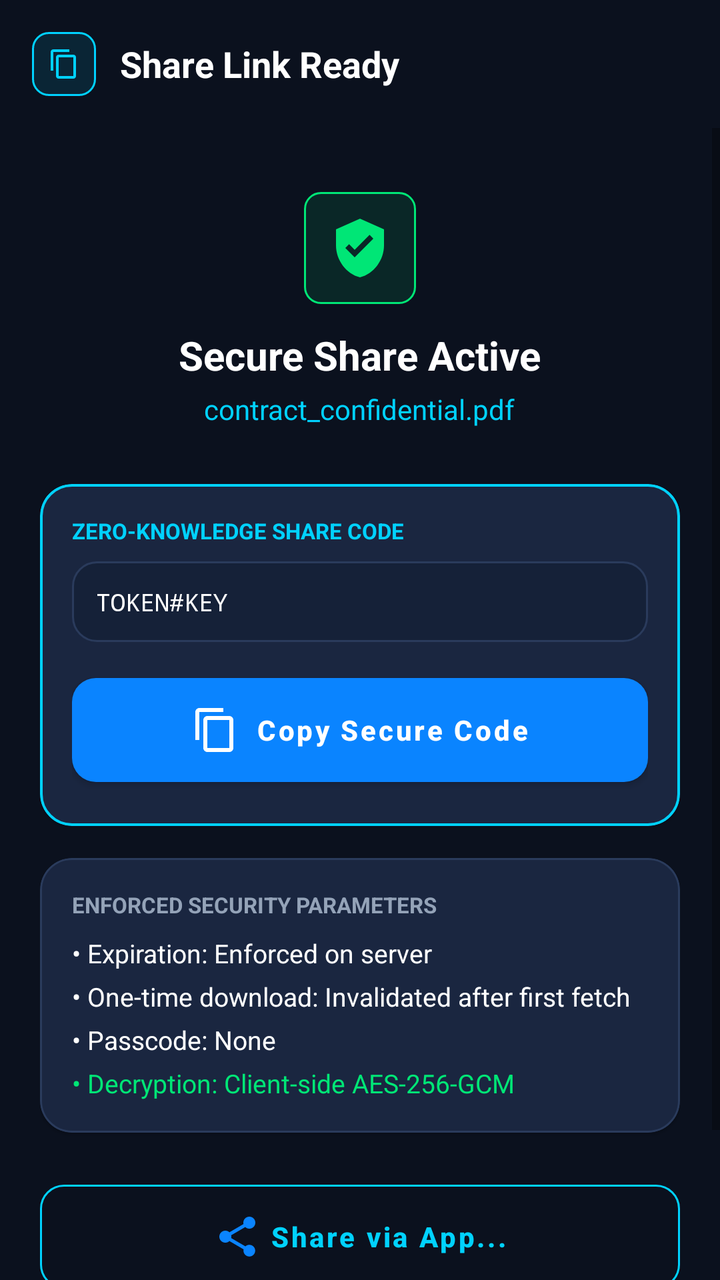
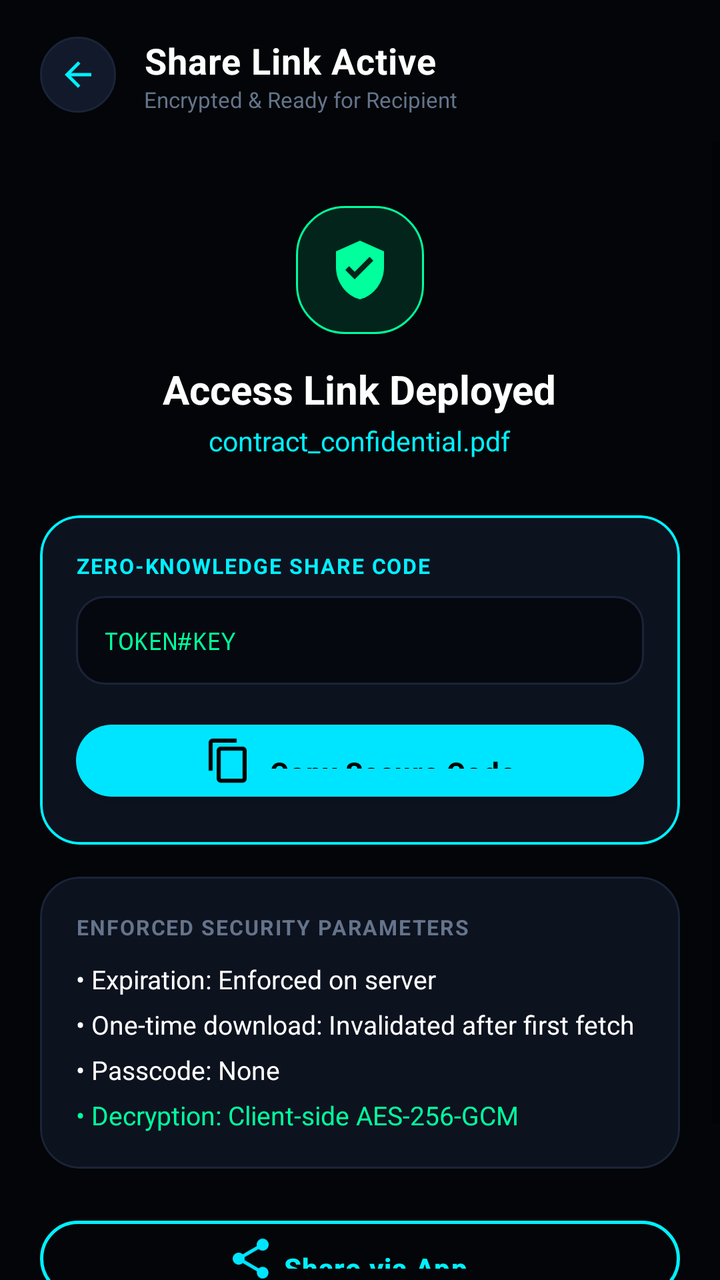

Before-and-after screenshots of an Android layout around one commit, followed by the original layout XML and the change that was made.
<!-- AndroidManifest.xml: application theme Theme.SecureDrop -->
<!-- res/layout/activity_share_created.xml -->
<?xml version="1.0" encoding="utf-8"?>
<LinearLayout xmlns:android="http://schemas.android.com/apk/res/android"
    xmlns:app="http://schemas.android.com/apk/res-auto"
    android:layout_width="match_parent"
    android:layout_height="match_parent"
    android:background="@color/bg_dark"
    android:orientation="vertical">

    <LinearLayout
        android:layout_width="match_parent"
        android:layout_height="wrap_content"
        android:gravity="center_vertical"
        android:orientation="horizontal"
        android:padding="16dp">

        <ImageView
            android:id="@+id/btnBack"
            android:layout_width="32dp"
            android:layout_height="32dp"
            android:background="@drawable/bg_badge_blue"
            android:padding="8dp"
            android:src="@drawable/ic_copy"
            app:tint="@color/brand_accent" />

        <TextView
            android:layout_width="0dp"
            android:layout_height="wrap_content"
            android:layout_marginStart="12dp"
            android:layout_weight="1"
            android:text="Share Link Ready"
            android:textColor="@color/text_primary"
            android:textSize="18sp"
            android:textStyle="bold" />
    </LinearLayout>

    <ScrollView
        android:layout_width="match_parent"
        android:layout_height="0dp"
        android:layout_weight="1"
        android:fillViewport="true">

        <LinearLayout
            android:layout_width="match_parent"
            android:layout_height="wrap_content"
            android:orientation="vertical"
            android:padding="20dp">

            
            <LinearLayout
                android:layout_width="match_parent"
                android:layout_height="wrap_content"
                android:gravity="center"
                android:orientation="vertical"
                android:paddingTop="12dp"
                android:paddingBottom="16dp">

                <ImageView
                    android:layout_width="56dp"
                    android:layout_height="56dp"
                    android:background="@drawable/bg_badge_green"
                    android:padding="12dp"
                    android:src="@drawable/ic_shield_check"
                    app:tint="@color/security_green" />

                <TextView
                    android:layout_width="wrap_content"
                    android:layout_height="wrap_content"
                    android:layout_marginTop="12dp"
                    android:text="Secure Share Active"
                    android:textColor="@color/text_primary"
                    android:textSize="20sp"
                    android:textStyle="bold" />

                <TextView
                    android:id="@+id/tvCreatedFileName"
                    android:layout_width="wrap_content"
                    android:layout_height="wrap_content"
                    android:layout_marginTop="4dp"
                    android:text="contract_confidential.pdf"
                    android:textColor="@color/brand_accent"
                    android:textSize="14sp" />
            </LinearLayout>

            
            <com.google.android.material.card.MaterialCardView
                android:layout_width="match_parent"
                android:layout_height="wrap_content"
                android:layout_marginTop="12dp"
                app:cardBackgroundColor="@color/bg_surface_card"
                app:cardCornerRadius="16dp"
                app:strokeColor="@color/border_active"
                app:strokeWidth="1.2dp">

                <LinearLayout
                    android:layout_width="match_parent"
                    android:layout_height="wrap_content"
                    android:orientation="vertical"
                    android:padding="16dp">

                    <TextView
                        android:layout_width="wrap_content"
                        android:layout_height="wrap_content"
                        android:text="ZERO-KNOWLEDGE SHARE CODE"
                        android:textColor="@color/brand_accent"
                        android:textSize="11sp"
                        android:textStyle="bold" />

                    <TextView
                        android:id="@+id/tvCompositeCode"
                        android:layout_width="match_parent"
                        android:layout_height="wrap_content"
                        android:layout_marginTop="8dp"
                        android:background="@drawable/bg_input_field"
                        android:fontFamily="monospace"
                        android:padding="12dp"
                        android:text="TOKEN#KEY"
                        android:textColor="@color/text_primary"
                        android:textSize="12sp" />

                    <com.google.android.material.button.MaterialButton
                        android:id="@+id/btnCopyCode"
                        style="@style/SecureDropButton"
                        android:layout_width="match_parent"
                        android:layout_height="wrap_content"
                        android:layout_marginTop="12dp"
                        android:text="Copy Secure Code"
                        app:icon="@drawable/ic_copy"
                        app:iconGravity="textStart" />
                </LinearLayout>
            </com.google.android.material.card.MaterialCardView>

            
            <com.google.android.material.card.MaterialCardView
                android:layout_width="match_parent"
                android:layout_height="wrap_content"
                android:layout_marginTop="16dp"
                app:cardBackgroundColor="@color/bg_surface_card"
                app:cardCornerRadius="16dp"
                app:strokeColor="@color/border_subtle"
                app:strokeWidth="1dp">

                <LinearLayout
                    android:layout_width="match_parent"
                    android:layout_height="wrap_content"
                    android:orientation="vertical"
                    android:padding="16dp">

                    <TextView
                        android:layout_width="wrap_content"
                        android:layout_height="wrap_content"
                        android:text="ENFORCED SECURITY PARAMETERS"
                        android:textColor="@color/text_secondary"
                        android:textSize="11sp"
                        android:textStyle="bold" />

                    <TextView
                        android:id="@+id/tvParamExpiration"
                        android:layout_width="wrap_content"
                        android:layout_height="wrap_content"
                        android:layout_marginTop="8dp"
                        android:text="• Expiration: Enforced on server"
                        android:textColor="@color/text_primary"
                        android:textSize="13sp" />

                    <TextView
                        android:id="@+id/tvParamOneTime"
                        android:layout_width="wrap_content"
                        android:layout_height="wrap_content"
                        android:layout_marginTop="4dp"
                        android:text="• One-time download: Invalidated after first fetch"
                        android:textColor="@color/text_primary"
                        android:textSize="13sp" />

                    <TextView
                        android:id="@+id/tvParamPasscode"
                        android:layout_width="wrap_content"
                        android:layout_height="wrap_content"
                        android:layout_marginTop="4dp"
                        android:text="• Passcode: None"
                        android:textColor="@color/text_primary"
                        android:textSize="13sp" />

                    <TextView
                        android:layout_width="wrap_content"
                        android:layout_height="wrap_content"
                        android:layout_marginTop="4dp"
                        android:text="• Decryption: Client-side AES-256-GCM"
                        android:textColor="@color/security_green"
                        android:textSize="13sp" />
                </LinearLayout>
            </com.google.android.material.card.MaterialCardView>

            <View
                android:layout_width="match_parent"
                android:layout_height="0dp"
                android:layout_weight="1" />

            <com.google.android.material.button.MaterialButton
                android:id="@+id/btnShareIntent"
                style="@style/SecureDropButton.Outline"
                android:layout_width="match_parent"
                android:layout_height="wrap_content"
                android:layout_marginTop="20dp"
                android:text="Share via App..."
                app:icon="@drawable/ic_share"
                app:iconGravity="textStart" />

            <com.google.android.material.button.MaterialButton
                android:id="@+id/btnReturnDashboard"
                style="@style/Widget.MaterialComponents.Button.TextButton"
                android:layout_width="match_parent"
                android:layout_height="wrap_content"
                android:layout_marginTop="8dp"
                android:text="Return to Dashboard"
                android:textColor="@color/text_secondary" />
        </LinearLayout>
    </ScrollView>
</LinearLayout>
<!-- resources referenced by this layout -->
<resources>
  <color name="bg_dark">#0B111E</color>
  <color name="bg_surface_card">#1A2640</color>
  <color name="border_active">#00D2FF</color>
  <color name="border_subtle">#2A3B5C</color>
  <color name="brand_accent">#00D2FF</color>
  <color name="security_green">#00E676</color>
  <!-- drawable bg_badge_blue (drawable) -->
  <?xml version="1.0" encoding="utf-8"?>
  <shape xmlns:android="http://schemas.android.com/apk/res/android"
      android:shape="rectangle">
      <solid android:color="@color/security_blue_bg" />
      <corners android:radius="8dp" />
      <stroke
          android:width="1dp"
          android:color="@color/security_blue" />
  </shape>
  <!-- drawable bg_badge_green (drawable) -->
  <?xml version="1.0" encoding="utf-8"?>
  <shape xmlns:android="http://schemas.android.com/apk/res/android"
      android:shape="rectangle">
      <solid android:color="@color/security_green_bg" />
      <corners android:radius="8dp" />
      <stroke
          android:width="1dp"
          android:color="@color/security_green" />
  </shape>
  <!-- drawable bg_input_field (drawable) -->
  <?xml version="1.0" encoding="utf-8"?>
  <shape xmlns:android="http://schemas.android.com/apk/res/android"
      android:shape="rectangle">
      <solid android:color="@color/bg_input" />
      <corners android:radius="12dp" />
      <stroke
          android:width="1dp"
          android:color="@color/border_subtle" />
  </shape>
  <style name="SecureDropButton" parent="Widget.MaterialComponents.Button">
          <item name="cornerRadius">12dp</item>
          <item name="android:textAllCaps">false</item>
          <item name="android:textStyle">bold</item>
          <item name="android:paddingTop">14dp</item>
          <item name="android:paddingBottom">14dp</item>
          <item name="backgroundTint">@color/brand_primary</item>
      </style>
  <style name="SecureDropButton.Outline" parent="Widget.MaterialComponents.Button.OutlinedButton">
          <item name="cornerRadius">12dp</item>
          <item name="android:textAllCaps">false</item>
          <item name="android:textStyle">bold</item>
          <item name="android:paddingTop">14dp</item>
          <item name="android:paddingBottom">14dp</item>
          <item name="strokeColor">@color/brand_accent</item>
          <item name="android:textColor">@color/brand_accent</item>
      </style>
  <style name="Theme.SecureDrop" parent="Theme.MaterialComponents.DayNight.NoActionBar">
          
          <item name="colorPrimary">@color/brand_primary</item>
          <item name="colorPrimaryVariant">@color/brand_primary_variant</item>
          <item name="colorOnPrimary">@color/white</item>
          
          <item name="colorSecondary">@color/brand_accent</item>
          <item name="colorSecondaryVariant">@color/brand_accent</item>
          <item name="colorOnSecondary">@color/bg_dark</item>
          
          <item name="android:statusBarColor">@color/bg_dark</item>
          <item name="android:navigationBarColor">@color/bg_dark</item>
          <item name="android:windowBackground">@color/bg_dark</item>
          <item name="android:windowLightStatusBar">false</item>
      </style>
  <color name="security_blue_bg">#1A00D2FF</color>
  <color name="security_blue">#00D2FF</color>
  <color name="security_green_bg">#1A00E676</color>
  <color name="bg_input">#152138</color>
  <color name="brand_primary">#0A84FF</color>
  <color name="brand_primary_variant">#0066CC</color>
  <!-- unchanged entries left out for length: 6 -->
</resources>

<!-- the commit's change to res/layout/activity_share_created.xml (unified diff, before → after) -->
@@ -6,38 +6,57 @@
     android:background="@color/bg_dark"
     android:orientation="vertical">
 
+    
     <LinearLayout
         android:layout_width="match_parent"
         android:layout_height="wrap_content"
         android:gravity="center_vertical"
         android:orientation="horizontal"
-        android:padding="16dp">
+        android:paddingStart="20dp"
+        android:paddingTop="18dp"
+        android:paddingEnd="20dp"
+        android:paddingBottom="14dp">
 
         <ImageView
             android:id="@+id/btnBack"
-            android:layout_width="32dp"
-            android:layout_height="32dp"
-            android:background="@drawable/bg_badge_blue"
-            android:padding="8dp"
-            android:src="@drawable/ic_copy"
+            android:layout_width="38dp"
+            android:layout_height="38dp"
+            android:background="@drawable/bg_circle_icon_button"
+            android:padding="9dp"
+            android:src="@drawable/ic_arrow_back"
             app:tint="@color/brand_accent" />
 
-        <TextView
+        <LinearLayout
             android:layout_width="0dp"
             android:layout_height="wrap_content"
-            android:layout_marginStart="12dp"
+            android:layout_marginStart="14dp"
             android:layout_weight="1"
-            android:text="Share Link Ready"
-            android:textColor="@color/text_primary"
-            android:textSize="18sp"
-            android:textStyle="bold" />
+            android:orientation="vertical">
+
+            <TextView
+                android:layout_width="wrap_content"
+                android:layout_height="wrap_content"
+                android:letterSpacing="0.02"
+                android:text="Share Link Active"
+                android:textColor="@color/text_primary"
+                android:textSize="18sp"
+                android:textStyle="bold" />
+
+            <TextView
+                android:layout_width="wrap_content"
+                android:layout_height="wrap_content"
+                android:text="Encrypted &amp; Ready for Recipient"
+                android:textColor="@color/text_muted"
+                android:textSize="11sp" />
+        </LinearLayout>
     </LinearLayout>
 
     <ScrollView
         android:layout_width="match_parent"
         android:layout_height="0dp"
         android:layout_weight="1"
-        android:fillViewport="true">
+        android:fillViewport="true"
+        android:overScrollMode="never">
 
         <LinearLayout
             android:layout_width="match_parent"
@@ -55,18 +74,18 @@
                 android:paddingBottom="16dp">
 
                 <ImageView
-                    android:layout_width="56dp"
-                    android:layout_height="56dp"
+                    android:layout_width="64dp"
+                    android:layout_height="64dp"
                     android:background="@drawable/bg_badge_green"
-                    android:padding="12dp"
+                    android:padding="16dp"
                     android:src="@drawable/ic_shield_check"
                     app:tint="@color/security_green" />
 
                 <TextView
                     android:layout_width="wrap_content"
                     android:layout_height="wrap_content"
-                    android:layout_marginTop="12dp"
-                    android:text="Secure Share Active"
+                    android:layout_marginTop="14dp"
+                    android:text="Access Link Deployed"
                     android:textColor="@color/text_primary"
                     android:textSize="20sp"
                     android:textStyle="bold" />
@@ -75,10 +94,10 @@
                     android:id="@+id/tvCreatedFileName"
                     android:layout_width="wrap_content"
                     android:layout_height="wrap_content"
-                    android:layout_marginTop="4dp"
+                    android:layout_marginTop="3dp"
                     android:text="contract_confidential.pdf"
                     android:textColor="@color/brand_accent"
-                    android:textSize="14sp" />
+                    android:textSize="13.5sp" />
             </LinearLayout>
 
             
@@ -87,7 +106,8 @@
                 android:layout_height="wrap_content"
                 android:layout_marginTop="12dp"
                 app:cardBackgroundColor="@color/bg_surface_card"
-                app:cardCornerRadius="16dp"
+                app:cardCornerRadius="20dp"
+                app:cardElevation="0dp"
                 app:strokeColor="@color/border_active"
                 app:strokeWidth="1.2dp">
 
@@ -95,14 +115,15 @@
                     android:layout_width="match_parent"
                     android:layout_height="wrap_content"
                     android:orientation="vertical"
-                    android:padding="16dp">
-
-                    <TextView
-                        android:layout_width="wrap_content"
-                        android:layout_height="wrap_content"
+                    android:padding="18dp">
+
+                    <TextView
+                        android:layout_width="wrap_content"
+                        android:layout_height="wrap_content"
+                        android:letterSpacing="0.06"
                         android:text="ZERO-KNOWLEDGE SHARE CODE"
                         android:textColor="@color/brand_accent"
-                        android:textSize="11sp"
+                        android:textSize="10.5sp"
                         android:textStyle="bold" />
 
                     <TextView
@@ -112,20 +133,23 @@
                         android:layout_marginTop="8dp"
                         android:background="@drawable/bg_input_field"
                         android:fontFamily="monospace"
-                        android:padding="12dp"
+                        android:lineSpacingExtra="3dp"
+                        android:padding="14dp"
                         android:text="TOKEN#KEY"
-                        android:textColor="@color/text_primary"
+                        android:textColor="@color/security_green"
                         android:textSize="12sp" />
 
                     <com.google.android.material.button.MaterialButton
                         android:id="@+id/btnCopyCode"
                         style="@style/SecureDropButton"
                         android:layout_width="match_parent"
-                        android:layout_height="wrap_content"
-                        android:layout_marginTop="12dp"
+                        android:layout_height="48dp"
+                        android:layout_marginTop="14dp"
                         android:text="Copy Secure Code"
+                        android:textColor="@color/black"
                         app:icon="@drawable/ic_copy"
-                        app:iconGravity="textStart" />
+                        app:iconGravity="textStart"
+                        app:iconTint="@color/black" />
                 </LinearLayout>
             </com.google.android.material.card.MaterialCardView>
 
@@ -135,7 +159,8 @@
                 android:layout_height="wrap_content"
                 android:layout_marginTop="16dp"
                 app:cardBackgroundColor="@color/bg_surface_card"
-                app:cardCornerRadius="16dp"
+                app:cardCornerRadius="20dp"
+                app:cardElevation="0dp"
                 app:strokeColor="@color/border_subtle"
                 app:strokeWidth="1dp">
 
@@ -143,21 +168,22 @@
                     android:layout_width="match_parent"
                     android:layout_height="wrap_content"
                     android:orientation="vertical"
-                    android:padding="16dp">
-
-                    <TextView
-                        android:layout_width="wrap_content"
-                        android:layout_height="wrap_content"
+                    android:padding="18dp">
+
+                    <TextView
+                        android:layout_width="wrap_content"
+                        android:layout_height="wrap_content"
+                        android:letterSpacing="0.06"
                         android:text="ENFORCED SECURITY PARAMETERS"
-                        android:textColor="@color/text_secondary"
-                        android:textSize="11sp"
+                        android:textColor="@color/text_muted"
+                        android:textSize="10.5sp"
                         android:textStyle="bold" />
 
                     <TextView
                         android:id="@+id/tvParamExpiration"
                         android:layout_width="wrap_content"
                         android:layout_height="wrap_content"
-                        android:layout_marginTop="8dp"
+                        android:layout_marginTop="10dp"
                         android:text="• Expiration: Enforced on server"
                         android:textColor="@color/text_primary"
                         android:textSize="13sp" />
@@ -166,7 +192,7 @@
                         android:id="@+id/tvParamOneTime"
                         android:layout_width="wrap_content"
                         android:layout_height="wrap_content"
-                        android:layout_marginTop="4dp"
+                        android:layout_marginTop="5dp"
                         android:text="• One-time download: Invalidated after first fetch"
                         android:textColor="@color/text_primary"
                         android:textSize="13sp" />
@@ -175,7 +201,7 @@
                         android:id="@+id/tvParamPasscode"
                         android:layout_width="wrap_content"
                         android:layout_height="wrap_content"
-                        android:layout_marginTop="4dp"
+                        android:layout_marginTop="5dp"
                         android:text="• Passcode: None"
                         android:textColor="@color/text_primary"
                         android:textSize="13sp" />
@@ -183,7 +209,7 @@
                     <TextView
                         android:layout_width="wrap_content"
                         android:layout_height="wrap_content"
-                        android:layout_marginTop="4dp"
+                        android:layout_marginTop="5dp"
                         android:text="• Decryption: Client-side AES-256-GCM"
                         android:textColor="@color/security_green"
                         android:textSize="13sp" />
@@ -199,7 +225,7 @@
                 android:id="@+id/btnShareIntent"
                 style="@style/SecureDropButton.Outline"
                 android:layout_width="match_parent"
-                android:layout_height="wrap_content"
+                android:layout_height="50dp"
                 android:layout_marginTop="20dp"
                 android:text="Share via App..."
                 app:icon="@drawable/ic_share"
@@ -209,10 +235,11 @@
                 android:id="@+id/btnReturnDashboard"
                 style="@style/Widget.MaterialComponents.Button.TextButton"
                 android:layout_width="match_parent"
-                android:layout_height="wrap_content"
+                android:layout_height="48dp"
                 android:layout_marginTop="8dp"
                 android:text="Return to Dashboard"
-                android:textColor="@color/text_secondary" />
+                android:textColor="@color/text_secondary"
+                android:textSize="13sp" />
         </LinearLayout>
     </ScrollView>
 </LinearLayout>
<!-- resource entries referenced after the edit -->
@@ -1,79 +1,99 @@
 <!-- resources referenced by this layout -->
 <resources>
-  <color name="bg_dark">#0B111E</color>
-  <color name="bg_surface_card">#1A2640</color>
-  <color name="border_active">#00D2FF</color>
-  <color name="border_subtle">#2A3B5C</color>
-  <color name="brand_accent">#00D2FF</color>
-  <color name="security_green">#00E676</color>
-  <!-- drawable bg_badge_blue (drawable) -->
-  <?xml version="1.0" encoding="utf-8"?>
-  <shape xmlns:android="http://schemas.android.com/apk/res/android"
-      android:shape="rectangle">
-      <solid android:color="@color/security_blue_bg" />
-      <corners android:radius="8dp" />
-      <stroke
-          android:width="1dp"
-          android:color="@color/security_blue" />
-  </shape>
+  <color name="bg_dark">#030508</color>
+  <color name="bg_surface_card">#0D121F</color>
+  <color name="black">#000000</color>
+  <color name="border_active">#00F0FF</color>
+  <color name="border_subtle">#1A2438</color>
+  <color name="brand_accent">#00F0FF</color>
+  <color name="security_green">#00FF9D</color>
+  <color name="text_muted">#64748B</color>
   <!-- drawable bg_badge_green (drawable) -->
   <?xml version="1.0" encoding="utf-8"?>
   <shape xmlns:android="http://schemas.android.com/apk/res/android"
       android:shape="rectangle">
       <solid android:color="@color/security_green_bg" />
-      <corners android:radius="8dp" />
+      <corners android:radius="24dp" />
       <stroke
           android:width="1dp"
           android:color="@color/security_green" />
   </shape>
+  <!-- drawable bg_circle_icon_button (drawable) -->
+  <?xml version="1.0" encoding="utf-8"?>
+  <ripple xmlns:android="http://schemas.android.com/apk/res/android"
+      android:color="@color/brand_accent_glow">
+      <item>
+          <shape android:shape="oval">
+              <solid android:color="@color/bg_surface_elevated" />
+              <stroke
+                  android:width="1dp"
+                  android:color="@color/border_subtle" />
+          </shape>
+      </item>
+  </ripple>
   <!-- drawable bg_input_field (drawable) -->
   <?xml version="1.0" encoding="utf-8"?>
   <shape xmlns:android="http://schemas.android.com/apk/res/android"
       android:shape="rectangle">
       <solid android:color="@color/bg_input" />
-      <corners android:radius="12dp" />
+      <corners android:radius="14dp" />
       <stroke
           android:width="1dp"
           android:color="@color/border_subtle" />
   </shape>
+  <!-- drawable ic_arrow_back (drawable) -->
+  <?xml version="1.0" encoding="utf-8"?>
+  <vector xmlns:android="http://schemas.android.com/apk/res/android"
+      android:width="24dp"
+      android:height="24dp"
+      android:viewportWidth="24"
+      android:viewportHeight="24">
+      <path
+          android:fillColor="#FFFFFFFF"
+          android:pathData="M20,11H7.83l5.59,-5.59L12,4l-8,8 8,8 1.41,-1.41L7.83,13H20v-2z"/>
+  </vector>
   <style name="SecureDropButton" parent="Widget.MaterialComponents.Button">
-          <item name="cornerRadius">12dp</item>
+          <item name="cornerRadius">24dp</item>
           <item name="android:textAllCaps">false</item>
           <item name="android:textStyle">bold</item>
           <item name="android:paddingTop">14dp</item>
           <item name="android:paddingBottom">14dp</item>
           <item name="backgroundTint">@color/brand_primary</item>
+          <item name="android:textColor">@color/black</item>
+          <item name="android:letterSpacing">0.03</item>
       </style>
   <style name="SecureDropButton.Outline" parent="Widget.MaterialComponents.Button.OutlinedButton">
-          <item name="cornerRadius">12dp</item>
+          <item name="cornerRadius">24dp</item>
           <item name="android:textAllCaps">false</item>
           <item name="android:textStyle">bold</item>
           <item name="android:paddingTop">14dp</item>
           <item name="android:paddingBottom">14dp</item>
           <item name="strokeColor">@color/brand_accent</item>
+          <item name="strokeWidth">1.5dp</item>
           <item name="android:textColor">@color/brand_accent</item>
+          <item name="android:letterSpacing">0.03</item>
       </style>
   <style name="Theme.SecureDrop" parent="Theme.MaterialComponents.DayNight.NoActionBar">
           
           <item name="colorPrimary">@color/brand_primary</item>
           <item name="colorPrimaryVariant">@color/brand_primary_variant</item>
-          <item name="colorOnPrimary">@color/white</item>
+          <item name="colorOnPrimary">@color/black</item>
           
           <item name="colorSecondary">@color/brand_accent</item>
           <item name="colorSecondaryVariant">@color/brand_accent</item>
-          <item name="colorOnSecondary">@color/bg_dark</item>
+          <item name="colorOnSecondary">@color/black</item>
           
           <item name="android:statusBarColor">@color/bg_dark</item>
           <item name="android:navigationBarColor">@color/bg_dark</item>
           <item name="android:windowBackground">@color/bg_dark</item>
           <item name="android:windowLightStatusBar">false</item>
       </style>
-  <color name="security_blue_bg">#1A00D2FF</color>
-  <color name="security_blue">#00D2FF</color>
-  <color name="security_green_bg">#1A00E676</color>
-  <color name="bg_input">#152138</color>
-  <color name="brand_primary">#0A84FF</color>
-  <color name="brand_primary_variant">#0066CC</color>
+  <color name="security_green_bg">#2000FF9D</color>
+  <color name="brand_accent_glow">#4000F0FF</color>
+  <color name="bg_surface_elevated">#12192A</color>
+  <color name="bg_input">#06080F</color>
+  <color name="brand_primary">#00E5FF</color>
+  <color name="brand_primary_variant">#00B0FF</color>
   <!-- unchanged entries left out for length: 6 -->
 </resources>
 
